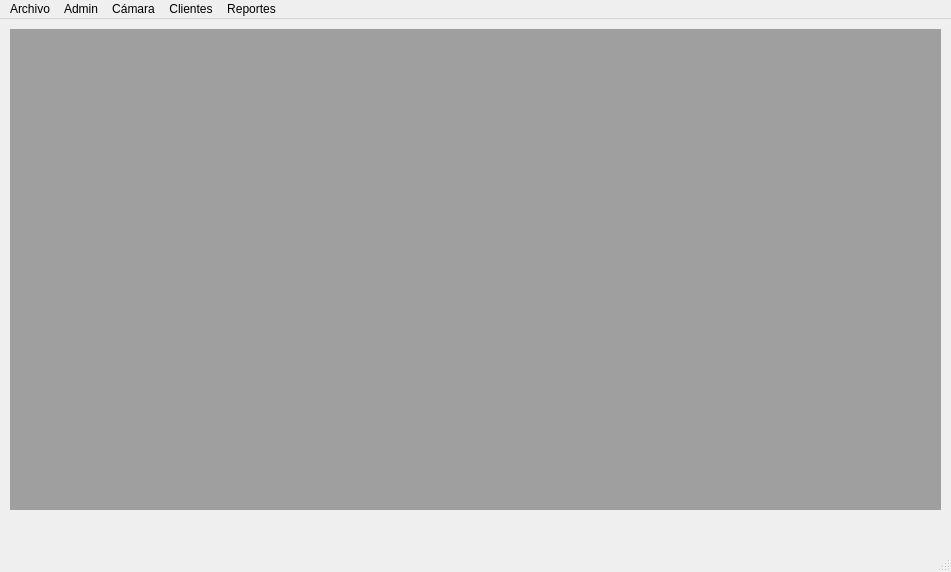
Qt form main.ui (nbenitz/fece_reco) before a commit.
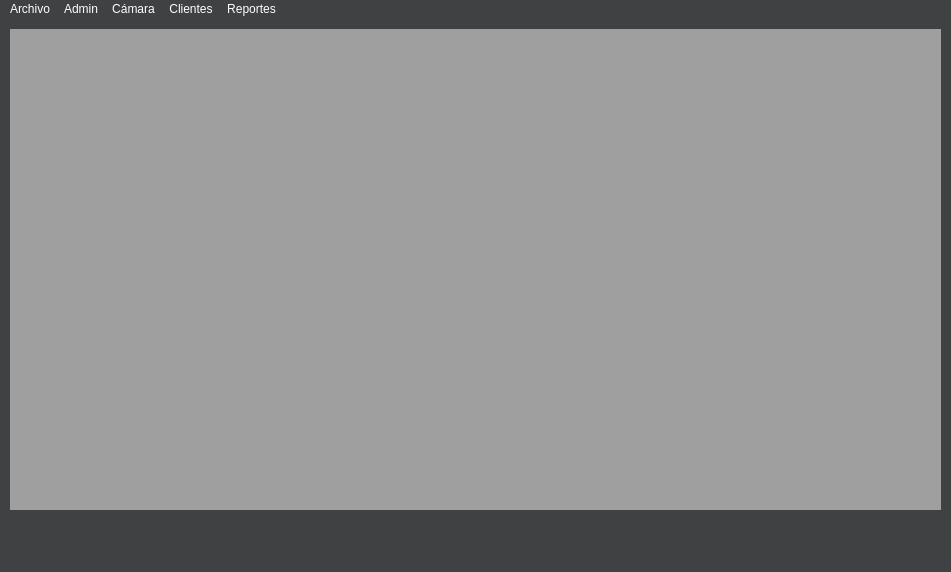
The same form after that commit.

```diff
--- a/main.ui
+++ b/main.ui
@@ -13,6 +13,11 @@
   <property name="windowTitle">
    <string>main</string>
   </property>
+  <property name="styleSheet">
+   <string notr="true">background-color: rgb(64, 65, 66);
+color: rgb(255, 255, 255);
+selection-background-color: rgb(98, 98, 100);</string>
+  </property>
   <widget class="QWidget" name="centralwidget">
    <widget class="QMdiArea" name="mdiArea">
     <property name="geometry">
```
Left out of the diff: 4 changed lines with no effect on the pictures.
